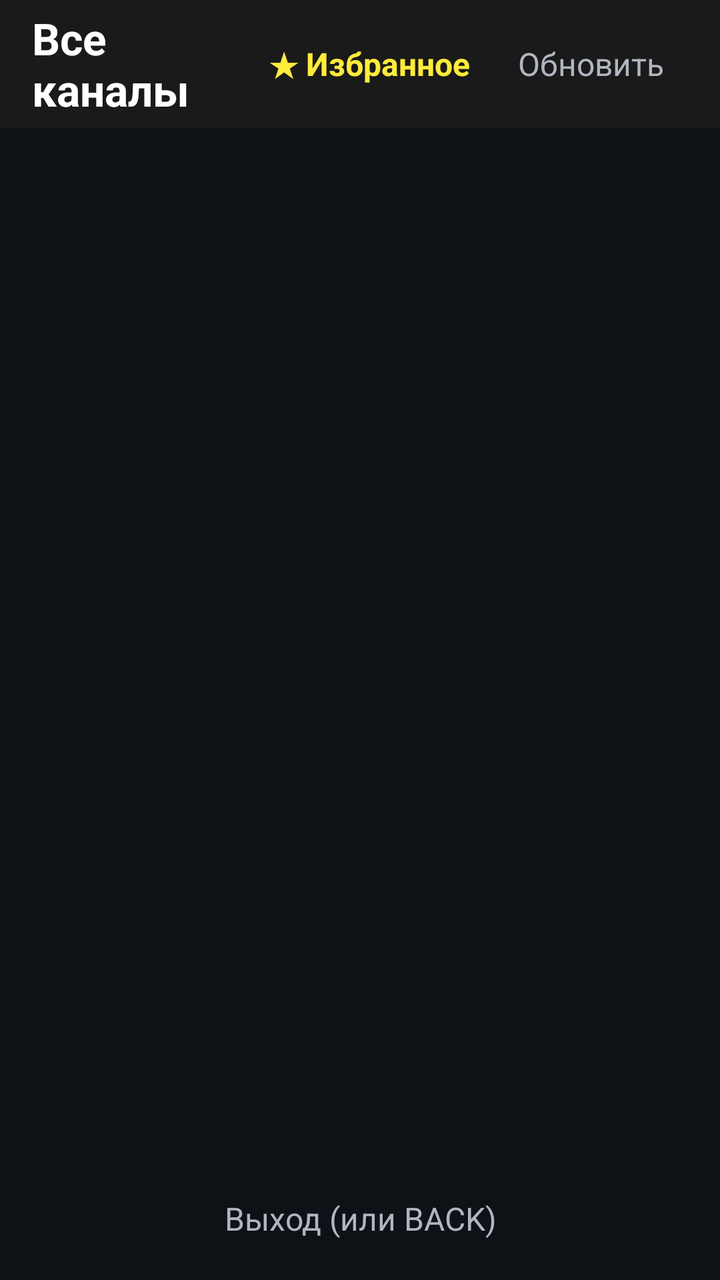
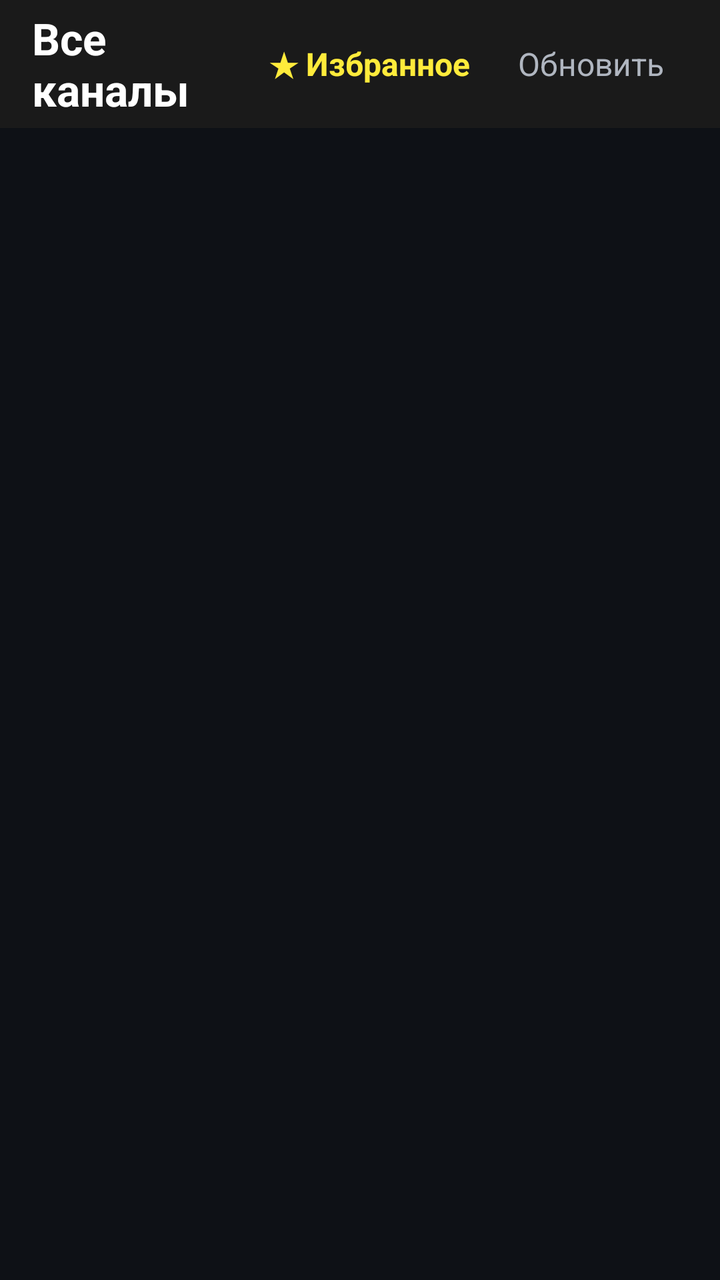

The first picture is an Android layout as it rendered before a commit; the second is the same layout after the commit. The layout source and the unified diff follow.
<!-- AndroidManifest.xml: application theme Theme.TVPlayer -->
<!-- res/layout/activity_main.xml -->
<?xml version="1.0" encoding="utf-8"?>
<androidx.constraintlayout.widget.ConstraintLayout
    xmlns:android="http://schemas.android.com/apk/res/android"
    xmlns:app="http://schemas.android.com/apk/res-auto"
    android:layout_width="match_parent"
    android:layout_height="match_parent"
    android:background="@color/bg">
    <LinearLayout
        android:id="@+id/topBar"
        android:layout_width="match_parent"
        android:layout_height="64dp"
        android:orientation="horizontal"
        android:background="#1A1A1A"
        android:gravity="center_vertical"
        android:paddingHorizontal="16dp"
        app:layout_constraintTop_toTopOf="parent">
        <TextView
            android:id="@+id/txtTitle"
            android:layout_width="0dp"
            android:layout_height="wrap_content"
            android:layout_weight="1"
            android:text="Все каналы"
            android:textColor="@color/text"
            android:textSize="22sp"
            android:textStyle="bold" />
        <TextView
            android:id="@+id/btnFavFilter"
            android:layout_width="wrap_content"
            android:layout_height="wrap_content"
            android:text="★ Избранное"
            android:textColor="#FFEB3B"
            android:textSize="16sp"
            android:textStyle="bold"
            android:padding="12dp"
            android:focusable="true"
            android:clickable="true"
            android:background="?attr/selectableItemBackground" />
        <TextView
            android:id="@+id/btnRefresh"
            android:layout_width="wrap_content"
            android:layout_height="wrap_content"
            android:text="Обновить"
            android:textColor="@color/text_dim"
            android:textSize="16sp"
            android:padding="12dp"
            android:focusable="true"
            android:clickable="true"
            android:background="?attr/selectableItemBackground" />
    </LinearLayout>
    <androidx.recyclerview.widget.RecyclerView
        android:id="@+id/recycler"
        android:layout_width="0dp"
        android:layout_height="0dp"
        android:padding="8dp"
        android:clipToPadding="false"
        app:layout_constraintTop_toBottomOf="@id/topBar"
        app:layout_constraintBottom_toTopOf="@id/btnExit"
        app:layout_constraintStart_toStartOf="parent"
        app:layout_constraintEnd_toEndOf="parent" />
    <TextView
        android:id="@+id/btnExit"
        android:layout_width="match_parent"
        android:layout_height="wrap_content"
        android:text="Выход (или BACK)"
        android:textColor="@color/text_dim"
        android:textSize="16sp"
        android:gravity="center"
        android:padding="20dp"
        android:focusable="true"
        android:clickable="true"
        android:background="?attr/selectableItemBackground"
        app:layout_constraintBottom_toBottomOf="parent" />
    <ProgressBar
        android:id="@+id/progress"
        android:layout_width="wrap_content"
        android:layout_height="wrap_content"
        app:layout_constraintTop_toTopOf="@id/recycler"
        app:layout_constraintBottom_toBottomOf="@id/recycler"
        app:layout_constraintStart_toStartOf="parent"
        app:layout_constraintEnd_toEndOf="parent" />
    <TextView
        android:id="@+id/error"
        android:layout_width="wrap_content"
        android:layout_height="wrap_content"
        android:textColor="@color/text_dim"
        android:visibility="gone"
        app:layout_constraintTop_toTopOf="@id/recycler"
        app:layout_constraintBottom_toBottomOf="@id/recycler"
        app:layout_constraintStart_toStartOf="parent"
        app:layout_constraintEnd_toEndOf="parent" />
</androidx.constraintlayout.widget.ConstraintLayout>
<!-- resources referenced by this layout -->
<resources>
  <color name="bg">#FF0E1116</color>
  <color name="text">#FFFFFFFF</color>
  <color name="text_dim">#FFB0B6C0</color>
  <style name="Theme.TVPlayer" parent="Theme.AppCompat.NoActionBar">
          <item name="android:windowBackground">@color/bg</item>
          <item name="android:statusBarColor">@color/bg</item>
          <item name="android:navigationBarColor">@color/bg</item>
          <item name="android:textColor">@color/text</item>
      </style>
</resources>

<!-- the commit's change to res/layout/activity_main.xml (unified diff, before → after) -->
@@ -54,22 +54,9 @@
         android:padding="8dp"
         android:clipToPadding="false"
         app:layout_constraintTop_toBottomOf="@id/topBar"
-        app:layout_constraintBottom_toTopOf="@id/btnExit"
+        app:layout_constraintBottom_toBottomOf="parent"
         app:layout_constraintStart_toStartOf="parent"
         app:layout_constraintEnd_toEndOf="parent" />
-    <TextView
-        android:id="@+id/btnExit"
-        android:layout_width="match_parent"
-        android:layout_height="wrap_content"
-        android:text="Выход (или BACK)"
-        android:textColor="@color/text_dim"
-        android:textSize="16sp"
-        android:gravity="center"
-        android:padding="20dp"
-        android:focusable="true"
-        android:clickable="true"
-        android:background="?attr/selectableItemBackground"
-        app:layout_constraintBottom_toBottomOf="parent" />
     <ProgressBar
         android:id="@+id/progress"
         android:layout_width="wrap_content"
